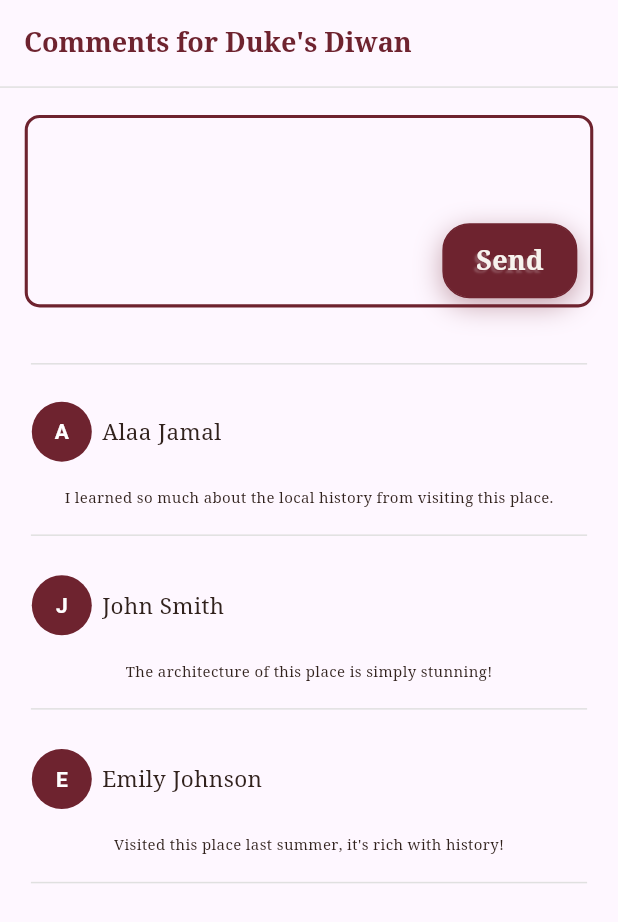
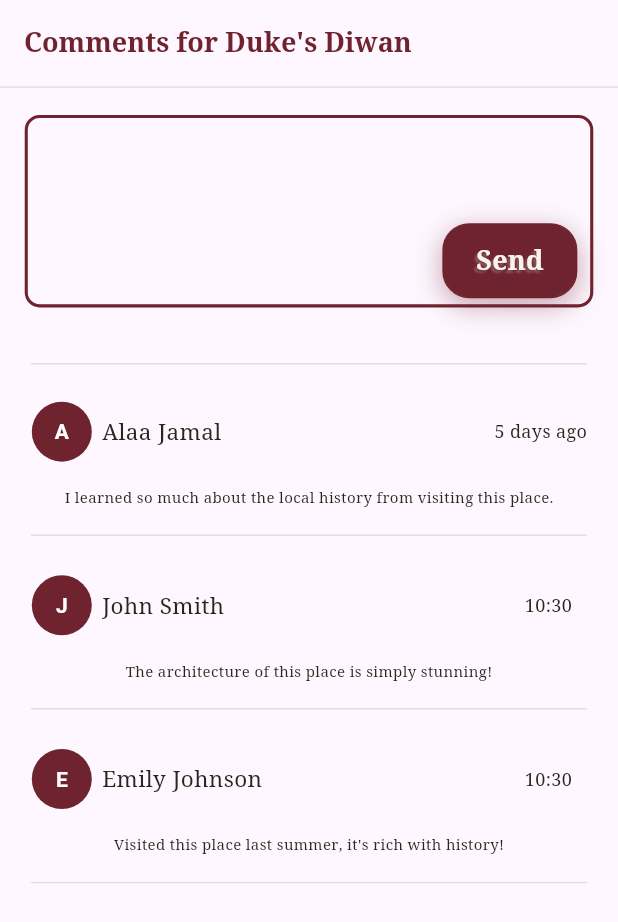
Before and after one commit to MiralDalayka/turathi, a Flutter app: the CommentsPlace screen opened directly with sample values from the repository, on a phone screen of 412 x 824 dp. Shown: the top 922 px of the screen. Run offline on Flutter 3.47's test engine with Material 3 defaults, Android fonts, the phone set to English and light mode, and no system bars; our stand-ins replace auto_size_text, cloud_firestore, file_picker, firebase_auth, firebase_core, flutter_image_slideshow and 5 more; accounts and stored records are empty; network calls fail.

Commit message:
add date to comments

```diff
--- a/lib/core/models/comment_place_model.dart
+++ b/lib/core/models/comment_place_model.dart
@@ -23,7 +23,7 @@ List<PlaceCommentModel> demoComments = [
   PlaceCommentModel(
     id: "1",
     placeID:"1",
-    date:DateTime.now(),
+    date: DateTime(DateTime.now().year, DateTime.now().month, DateTime.now().day - 5),
     commentTxt:"I learned so much about the local history from visiting this place.",
     writerName:"Alaa Jamal",
     writtenByExpert:1,
--- a/lib/view/widgets/comment_place_card.dart
+++ b/lib/view/widgets/comment_place_card.dart
@@ -1,4 +1,5 @@
 import 'package:flutter/material.dart';
+import 'package:intl/intl.dart';
 import 'package:turathi/core/models/comment_model.dart';
 import 'package:turathi/core/models/comment_place_model.dart';
 import 'package:turathi/utils/layout_manager.dart';
@@ -18,7 +19,10 @@ class CommentCard extends StatelessWidget {
     return Container(
       child: Column(
         children: [
-          CommentInfo(text: commentModel.commentTxt, place: commentModel.writerName),
+          CommentInfo(
+              text: commentModel.commentTxt,
+              writer: commentModel.writerName,
+              date: commentModel.date),
           SizedBox(
             height: LayoutManager.widthNHeight0(context, 0) * 0.02,
           ),
@@ -32,14 +36,17 @@ class CommentCard extends StatelessWidget {
   }
 }
 
+
 class CommentInfo extends StatelessWidget {
   final String? text;
-  final String? place;
+  final String? writer;
+  final DateTime? date;
 
   const CommentInfo({
     Key? key,
     required this.text,
-    required this.place,
+    required this.writer,
+    required this.date,
   }) : super(key: key);
 
   @override
@@ -50,19 +57,33 @@ class CommentInfo extends StatelessWidget {
           height: LayoutManager.widthNHeight0(context, 0) * 0.03,
         ),
         Row(
+          mainAxisAlignment: MainAxisAlignment.spaceBetween,
           children: [
-           CircleTextWidget(text: place ?? ''),
-            SizedBox(
-              width: LayoutManager.widthNHeight0(context, 1) * 0.015,
-            ),
+           Row(
+               mainAxisAlignment: MainAxisAlignment.spaceBetween,
+            children: [
+
+             CircleTextWidget(text: writer ?? ''),
+            SizedBox(width: LayoutManager.widthNHeight0(context, 1) * 0.015),
             Text(
-              place ?? '',
+              writer ?? '',
               style: TextStyle(
                 fontFamily: ThemeManager.fontFamily,
                 color: ThemeManager.textColor,
                 fontSize: 15,
               ),
             ),
+           ],),
+
+            Text(
+              _getDisplayTime(date),
+              style: TextStyle(
+                fontFamily: ThemeManager.fontFamily,
+                color: ThemeManager.textColor,
+                fontSize: 12,
+              ),
+            ),
+            // Expanded(child: SizedBox()),
           ],
         ),
         SizedBox(
@@ -79,4 +100,16 @@ class CommentInfo extends StatelessWidget {
       ],
     );
   }
+
+  String _getDisplayTime(DateTime? date) {
+    if (date == null) return '';
+
+    final now = DateTime.now();
+    final difference = now.difference(date);
+    if (difference.inDays > 0) {
+      return '${difference.inDays} day${difference.inDays == 1 ? '' : 's'} ago';
+    } else {
+      return '${DateFormat.Hm().format(date)}   ';
+    }
+  }
 }
```
